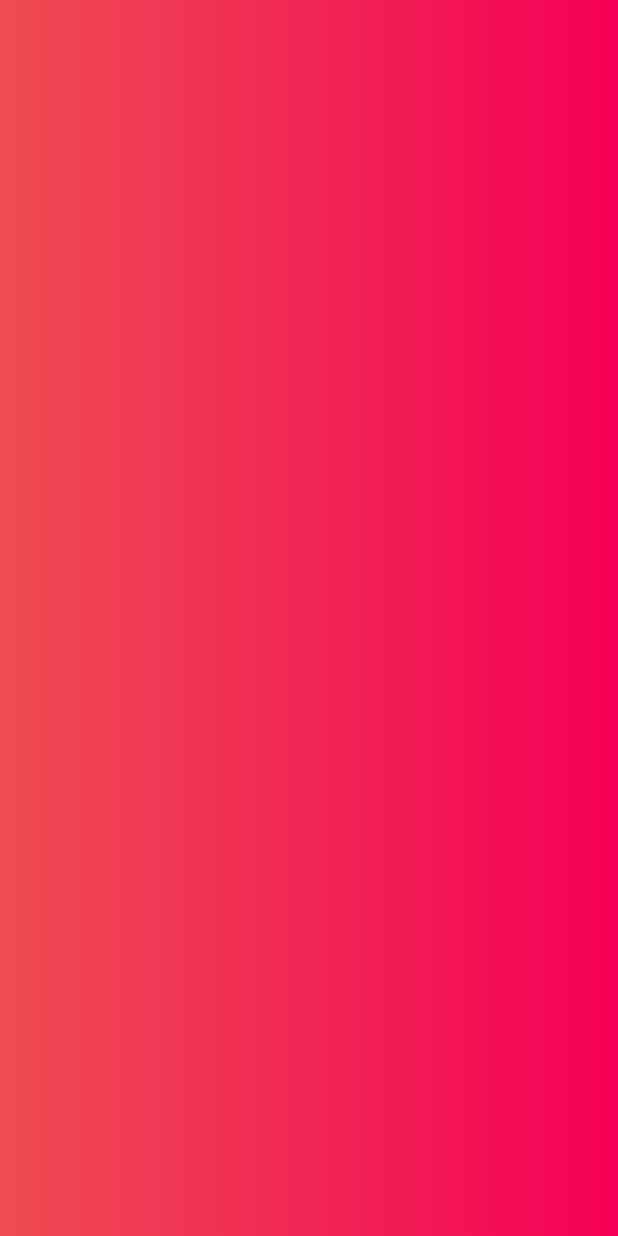
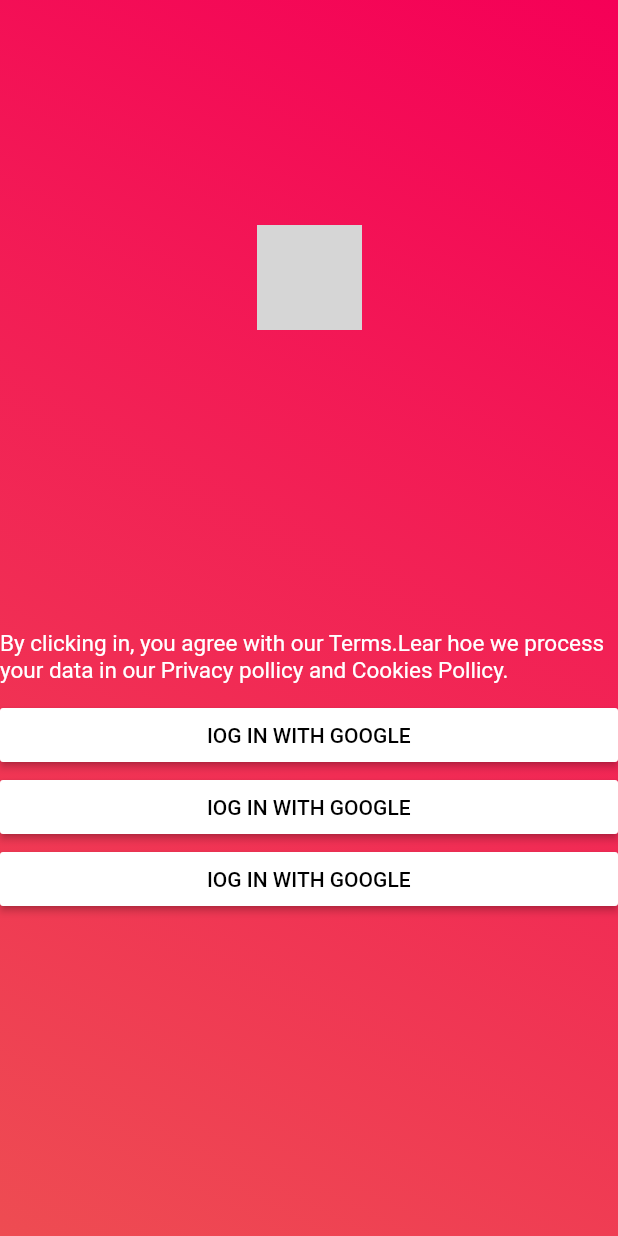
Before and after one commit to PedrodoDivino/Desafio_flutter, a Flutter app: the screen it shows after launch, on a phone screen of 412 x 824 dp. Run offline on Flutter 3.47's test engine with Material 2 defaults, Android fonts, the phone set to English and light mode, and no system bars; network calls fail; grey boxes are pictures that could not be loaded.

Commit message:
[Pedro] fazendo tela de login tinder

```diff
--- a/lib/login_page.dart
+++ b/lib/login_page.dart
@@ -1,27 +1,107 @@
+// ignore_for_file: deprecated_member_use
+
+import 'package:flutter/cupertino.dart';
 import 'package:flutter/material.dart';
+import 'package:flutter/src/foundation/key.dart';
+import 'package:flutter/src/widgets/framework.dart';
 
-class loginPage extends StatefulWidget {
-  const loginPage({Key? key}) : super(key: key);
+class LoginPage extends StatefulWidget {
+  const LoginPage({Key? key}) : super(key: key);
 
   @override
-  State<loginPage> createState() => _loginPageState();
+  State<LoginPage> createState() => _LoginPageState();
 }
 
-class _loginPageState extends State<loginPage> {
+class _LoginPageState extends State<LoginPage> {
   @override
   Widget build(BuildContext context) {
-    return Scaffold(
-      body: Container(
-        decoration: BoxDecoration(
-            gradient: LinearGradient(colors: [
-          Color.fromARGB(
-            255,
-            238,
-            76,
-            82,
-          ),
-          Color.fromARGB(255, 245, 0, 87)
-        ])),
+    return Material(
+      child: Container(
+        decoration: const BoxDecoration(
+            gradient: LinearGradient(
+          begin: Alignment.topRight,
+          end: Alignment.bottomLeft,
+          colors: [
+            Color.fromARGB(255, 245, 0, 87),
+            Color.fromARGB(255, 238, 76, 82),
+          ],
+        )),
+        child: Padding(
+            padding: const EdgeInsets.only(top: 150),
+            child: Column(children: [
+              Container(
+                child: Image.network(
+                  'https://logodownload.org/wp-content/uploads/2020/09/tinder-logo.png',
+                  height: 70,
+                ),
+              ),
+              Container(
+                  width: double.infinity,
+                  alignment: Alignment.center,
+                padding: const EdgeInsets.only(top: 200),
+                child: const Text(
+                  'By clicking in, you agree with our Terms.Lear hoe we process your data in our Privacy pollicy and Cookies Pollicy.',
+                  style: TextStyle(
+                    fontSize: 15,
+                    color: Colors.white,
+                  ),
+                ),
+              ),
+              const SizedBox(
+                height: 10,
+              ),
+              SizedBox(
+
+                        width: double.infinity,
+                        child: RaisedButton(
+                          color: Color.fromARGB(255, 255, 255, 255),
+                          textColor: Color.fromARGB(255, 0, 0, 0),
+                          onPressed: () {
+                          },
+
+                          child: const SizedBox(
+                            width: double.infinity,
+                            child: Text(
+                              'lOG IN WITH GOOGLE',
+                              textAlign: TextAlign.center,
+                            ),
+                          ),
+                        ),
+                      ),
+                  SizedBox(
+                        width: double.infinity,
+                        child: RaisedButton(
+                          color: Color.fromARGB(255, 255, 255, 255),
+                          textColor: Color.fromARGB(255, 0, 0, 0),
+                          onPressed: () {
+                          },
+                          child: const SizedBox(
+                            width: double.infinity,
+                            child: Text(
+                              'lOG IN WITH GOOGLE',
+                              textAlign: TextAlign.center,
+                            ),
+                          ),
+                        ),
+                      ),
+                   Container(
+                        width: double.infinity,
+                        child: RaisedButton(
+                          color: Color.fromARGB(255, 255, 255, 255),
+                          textColor: Color.fromARGB(255, 0, 0, 0),
+                          onPressed: () {
+                          },
+                          child: const SizedBox(
+                            width: double.infinity,
+                            child: Text(
+                              'lOG IN WITH GOOGLE',
+                              textAlign: TextAlign.center,
+                            ),
+                          ),
+                        ),
+                      ),
+
+            ])),
       ),
     );
   }
--- a/lib/main.dart
+++ b/lib/main.dart
@@ -7,13 +7,9 @@
   const MyApp({Key? key}) : super(key: key);
   @override
   Widget build(BuildContext context) {
-    return MaterialApp(
+    return const MaterialApp(
       debugShowCheckedModeBanner: false,
-      title: 'Flutter Demo',
-      theme: ThemeData(
-        primarySwatch: Colors.blue,
-      ),
-      home: loginPage(),
+      home: LoginPage(),
     );
   }
 }
@@ -34,7 +30,7 @@
       body: Center(
         child: Column(
           mainAxisAlignment: MainAxisAlignment.center,
-          children: <Widget>[
+          children: const <Widget>[
           ],
         ),
       ),
--- a/pubspec.yaml
+++ b/pubspec.yaml
@@ -58,9 +58,9 @@
   uses-material-design: true
 
   # To add assets to your application, add an assets section, like this:
-  # assets:
-  #   - images/a_dot_burr.jpeg
-  #   - images/a_dot_ham.jpeg
+assets:
+    - assets/images/tinder_logo.png
+
 
   # An image asset can refer to one or more resolution-specific "variants", see
   # https://flutter.dev/assets-and-images/#resolution-aware
```
Also changed, not shown: assets/images/logo.png (renamed from assets/images/tinder_logo.png).
